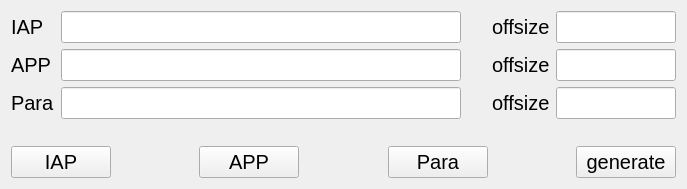
This is readbin/widget.ui in guanyuan2026/Qt-Creator as Qt 5 draws it before an edit. The edited form follows.
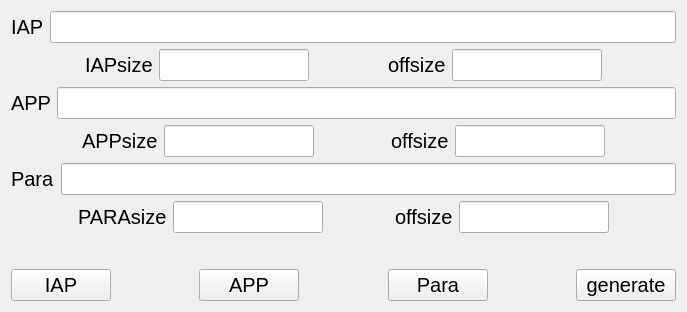
This is the edited form.

Diff of the .ui file:
```diff
--- a/readbin/widget.ui
+++ b/readbin/widget.ui
@@ -7,20 +7,33 @@
     <x>0</x>
     <y>0</y>
     <width>687</width>
-    <height>189</height>
+    <height>312</height>
    </rect>
   </property>
   <property name="windowTitle">
    <string>Widget</string>
   </property>
-  <layout class="QGridLayout" name="gridLayout_2">
+  <layout class="QGridLayout" name="gridLayout">
+   <item row="0" column="0">
+    <spacer name="verticalSpacer_2">
+     <property name="orientation">
+      <enum>Qt::Vertical</enum>
+     </property>
+     <property name="sizeHint" stdset="0">
+      <size>
+       <width>20</width>
+       <height>6</height>
+      </size>
+     </property>
+    </spacer>
+   </item>
    <item row="1" column="0" colspan="2">
-    <layout class="QVBoxLayout" name="verticalLayout_4">
-     <item>
-      <layout class="QHBoxLayout" name="horizontalLayout">
+    <layout class="QVBoxLayout" name="verticalLayout_2">
        <item>
         <layout class="QVBoxLayout" name="verticalLayout">
          <item>
+        <layout class="QHBoxLayout" name="horizontalLayout_5">
+         <item>
           <widget class="QLabel" name="label">
            <property name="font">
             <font>
@@ -33,34 +46,6 @@
           </widget>
          </item>
          <item>
-          <widget class="QLabel" name="label_2">
-           <property name="font">
-            <font>
-             <pointsize>15</pointsize>
-            </font>
-           </property>
-           <property name="text">
-            <string>APP</string>
-           </property>
-          </widget>
-         </item>
-         <item>
-          <widget class="QLabel" name="label_3">
-           <property name="font">
-            <font>
-             <pointsize>15</pointsize>
-            </font>
-           </property>
-           <property name="text">
-            <string>Para</string>
-           </property>
-          </widget>
-         </item>
-        </layout>
-       </item>
-       <item>
-        <layout class="QVBoxLayout" name="verticalLayout_2">
-         <item>
           <widget class="QLineEdit" name="iappathEdit">
            <property name="minimumSize">
             <size>
@@ -81,49 +66,61 @@
            </property>
           </widget>
          </item>
-         <item>
-          <widget class="QLineEdit" name="apppathEdit">
-           <property name="minimumSize">
-            <size>
-             <width>400</width>
-             <height>0</height>
-            </size>
-           </property>
-           <property name="font">
-            <font>
-             <pointsize>15</pointsize>
-            </font>
-           </property>
-           <property name="frame">
-            <bool>true</bool>
-           </property>
-           <property name="readOnly">
-            <bool>true</bool>
-           </property>
-          </widget>
-         </item>
-         <item>
-          <widget class="QLineEdit" name="parapathEdit">
-           <property name="minimumSize">
-            <size>
-             <width>400</width>
-             <height>0</height>
-            </size>
-           </property>
-           <property name="font">
-            <font>
-             <pointsize>15</pointsize>
-            </font>
-           </property>
-           <property name="frame">
-            <bool>true</bool>
-           </property>
-           <property name="readOnly">
-            <bool>true</bool>
-           </property>
-          </widget>
-         </item>
         </layout>
+       </item>
+       <item>
+        <layout class="QHBoxLayout" name="horizontalLayout">
+         <item>
+          <spacer name="horizontalSpacer_7">
+           <property name="orientation">
+            <enum>Qt::Horizontal</enum>
+           </property>
+           <property name="sizeHint" stdset="0">
+            <size>
+             <width>40</width>
+             <height>20</height>
+            </size>
+           </property>
+          </spacer>
+         </item>
+         <item>
+          <widget class="QLabel" name="label_7">
+           <property name="font">
+            <font>
+             <pointsize>15</pointsize>
+            </font>
+           </property>
+           <property name="text">
+            <string>IAPsize</string>
+           </property>
+          </widget>
+         </item>
+         <item>
+          <widget class="QLineEdit" name="iapsizeEdit">
+           <property name="minimumSize">
+            <size>
+             <width>150</width>
+             <height>0</height>
+            </size>
+           </property>
+           <property name="maximumSize">
+            <size>
+             <width>120</width>
+             <height>16777215</height>
+            </size>
+           </property>
+           <property name="font">
+            <font>
+             <pointsize>15</pointsize>
+            </font>
+           </property>
+           <property name="text">
+            <string/>
+           </property>
+           <property name="readOnly">
+            <bool>true</bool>
+           </property>
+          </widget>
        </item>
        <item>
         <spacer name="horizontalSpacer_2">
@@ -139,8 +136,6 @@
         </spacer>
        </item>
        <item>
-        <layout class="QGridLayout" name="gridLayout">
-         <item row="0" column="0">
           <widget class="QLabel" name="label_4">
            <property name="font">
             <font>
@@ -152,42 +147,119 @@
            </property>
           </widget>
          </item>
-         <item row="1" column="0">
-          <widget class="QLabel" name="label_6">
-           <property name="font">
-            <font>
-             <pointsize>15</pointsize>
-            </font>
-           </property>
-           <property name="text">
-            <string>offsize</string>
-           </property>
-          </widget>
-         </item>
-         <item row="2" column="0">
-          <widget class="QLabel" name="label_5">
-           <property name="font">
-            <font>
-             <pointsize>15</pointsize>
-            </font>
-           </property>
-           <property name="text">
-            <string>offsize</string>
-           </property>
-          </widget>
-         </item>
-        </layout>
-       </item>
-       <item>
-        <layout class="QVBoxLayout" name="verticalLayout_3">
          <item>
           <widget class="QLineEdit" name="iapoffsizeEdit">
            <property name="minimumSize">
             <size>
+             <width>150</width>
+             <height>0</height>
+            </size>
+           </property>
+           <property name="maximumSize">
+            <size>
              <width>120</width>
+             <height>16777215</height>
+            </size>
+           </property>
+           <property name="font">
+            <font>
+             <pointsize>15</pointsize>
+            </font>
+           </property>
+           <property name="readOnly">
+            <bool>true</bool>
+           </property>
+          </widget>
+         </item>
+         <item>
+          <spacer name="horizontalSpacer_8">
+           <property name="orientation">
+            <enum>Qt::Horizontal</enum>
+           </property>
+           <property name="sizeHint" stdset="0">
+            <size>
+             <width>40</width>
+             <height>20</height>
+            </size>
+           </property>
+          </spacer>
+         </item>
+        </layout>
+       </item>
+      </layout>
+     </item>
+     <item>
+      <layout class="QHBoxLayout" name="horizontalLayout_6">
+       <item>
+        <widget class="QLabel" name="label_2">
+         <property name="font">
+          <font>
+           <pointsize>15</pointsize>
+          </font>
+         </property>
+         <property name="text">
+          <string>APP</string>
+         </property>
+        </widget>
+       </item>
+       <item>
+        <widget class="QLineEdit" name="apppathEdit">
+         <property name="minimumSize">
+          <size>
+           <width>400</width>
              <height>0</height>
             </size>
            </property>
+         <property name="font">
+          <font>
+           <pointsize>15</pointsize>
+          </font>
+         </property>
+         <property name="frame">
+          <bool>true</bool>
+         </property>
+         <property name="readOnly">
+          <bool>true</bool>
+         </property>
+        </widget>
+       </item>
+      </layout>
+     </item>
+     <item>
+      <layout class="QHBoxLayout" name="horizontalLayout_3">
+       <item>
+        <spacer name="horizontalSpacer_11">
+         <property name="orientation">
+          <enum>Qt::Horizontal</enum>
+         </property>
+         <property name="sizeHint" stdset="0">
+          <size>
+           <width>40</width>
+           <height>20</height>
+          </size>
+         </property>
+        </spacer>
+       </item>
+       <item>
+        <widget class="QLabel" name="label_8">
+         <property name="font">
+          <font>
+           <pointsize>15</pointsize>
+          </font>
+         </property>
+         <property name="text">
+          <string>APPsize</string>
+         </property>
+        </widget>
+       </item>
+       <item>
+        <widget class="QLineEdit" name="appsizeEdit">
+         <property name="minimumSize">
+          <size>
+           <width>150</width>
+           <height>0</height>
+          </size>
+         </property>
            <property name="maximumSize">
             <size>
              <width>120</width>
@@ -199,19 +271,147 @@
              <pointsize>15</pointsize>
             </font>
            </property>
+         <property name="text">
+          <string/>
+         </property>
            <property name="readOnly">
             <bool>true</bool>
            </property>
           </widget>
          </item>
+       <item>
+        <spacer name="horizontalSpacer_5">
+         <property name="orientation">
+          <enum>Qt::Horizontal</enum>
+         </property>
+         <property name="sizeHint" stdset="0">
+          <size>
+           <width>40</width>
+           <height>20</height>
+          </size>
+         </property>
+        </spacer>
+       </item>
+       <item>
+        <widget class="QLabel" name="label_6">
+         <property name="font">
+          <font>
+           <pointsize>15</pointsize>
+          </font>
+         </property>
+         <property name="text">
+          <string>offsize</string>
+         </property>
+        </widget>
+       </item>
          <item>
           <widget class="QLineEdit" name="appoffsizeEdit">
            <property name="minimumSize">
             <size>
+           <width>150</width>
+           <height>0</height>
+          </size>
+         </property>
+         <property name="maximumSize">
+          <size>
              <width>120</width>
+           <height>16777215</height>
+          </size>
+         </property>
+         <property name="font">
+          <font>
+           <pointsize>15</pointsize>
+          </font>
+         </property>
+        </widget>
+       </item>
+       <item>
+        <spacer name="horizontalSpacer_10">
+         <property name="orientation">
+          <enum>Qt::Horizontal</enum>
+         </property>
+         <property name="sizeHint" stdset="0">
+          <size>
+           <width>40</width>
+           <height>20</height>
+          </size>
+         </property>
+        </spacer>
+       </item>
+      </layout>
+     </item>
+     <item>
+      <layout class="QHBoxLayout" name="horizontalLayout_7">
+       <item>
+        <widget class="QLabel" name="label_3">
+         <property name="font">
+          <font>
+           <pointsize>15</pointsize>
+          </font>
+         </property>
+         <property name="text">
+          <string>Para</string>
+         </property>
+        </widget>
+       </item>
+       <item>
+        <widget class="QLineEdit" name="parapathEdit">
+         <property name="minimumSize">
+          <size>
+           <width>400</width>
              <height>0</height>
             </size>
            </property>
+         <property name="font">
+          <font>
+           <pointsize>15</pointsize>
+          </font>
+         </property>
+         <property name="frame">
+          <bool>true</bool>
+         </property>
+         <property name="readOnly">
+          <bool>true</bool>
+         </property>
+        </widget>
+       </item>
+      </layout>
+     </item>
+     <item>
+      <layout class="QHBoxLayout" name="horizontalLayout_4">
+       <item>
+        <spacer name="horizontalSpacer_12">
+         <property name="orientation">
+          <enum>Qt::Horizontal</enum>
+         </property>
+         <property name="sizeHint" stdset="0">
+          <size>
+           <width>40</width>
+           <height>20</height>
+          </size>
+         </property>
+        </spacer>
+       </item>
+       <item>
+        <widget class="QLabel" name="label_9">
+         <property name="font">
+          <font>
+           <pointsize>15</pointsize>
+          </font>
+         </property>
+         <property name="text">
+          <string>PARAsize</string>
+         </property>
+        </widget>
+       </item>
+       <item>
+        <widget class="QLineEdit" name="parasizeEdit">
+         <property name="minimumSize">
+          <size>
+           <width>150</width>
+           <height>0</height>
+          </size>
+         </property>
            <property name="maximumSize">
             <size>
              <width>120</width>
@@ -222,6 +422,37 @@
             <font>
              <pointsize>15</pointsize>
             </font>
+         </property>
+         <property name="text">
+          <string/>
+         </property>
+         <property name="readOnly">
+          <bool>true</bool>
+         </property>
+        </widget>
+       </item>
+       <item>
+        <spacer name="horizontalSpacer_6">
+         <property name="orientation">
+          <enum>Qt::Horizontal</enum>
+         </property>
+         <property name="sizeHint" stdset="0">
+          <size>
+           <width>40</width>
+           <height>20</height>
+          </size>
+         </property>
+        </spacer>
+       </item>
+       <item>
+        <widget class="QLabel" name="label_5">
+         <property name="font">
+          <font>
+           <pointsize>15</pointsize>
+          </font>
+         </property>
+         <property name="text">
+          <string>offsize</string>
            </property>
           </widget>
          </item>
@@ -229,7 +460,7 @@
           <widget class="QLineEdit" name="paraoffsizeEdit">
            <property name="minimumSize">
             <size>
-             <width>120</width>
+           <width>150</width>
              <height>0</height>
             </size>
            </property>
@@ -246,11 +477,24 @@
            </property>
           </widget>
          </item>
-        </layout>
-       </item>
-      </layout>
-     </item>
      <item>
+        <spacer name="horizontalSpacer_9">
+         <property name="orientation">
+          <enum>Qt::Horizontal</enum>
+         </property>
+         <property name="sizeHint" stdset="0">
+          <size>
+           <width>40</width>
+           <height>20</height>
+          </size>
+         </property>
+        </spacer>
+       </item>
+      </layout>
+     </item>
+    </layout>
+   </item>
+   <item row="2" column="0" colspan="2">
       <spacer name="verticalSpacer">
        <property name="orientation">
         <enum>Qt::Vertical</enum>
@@ -263,7 +507,7 @@
        </property>
       </spacer>
      </item>
-     <item>
+   <item row="3" column="0" colspan="2">
       <layout class="QHBoxLayout" name="horizontalLayout_2">
        <item>
         <widget class="QPushButton" name="iapBt">
@@ -378,22 +622,7 @@
        </item>
       </layout>
      </item>
-    </layout>
-   </item>
-   <item row="0" column="0">
-    <spacer name="verticalSpacer_2">
-     <property name="orientation">
-      <enum>Qt::Vertical</enum>
-     </property>
-     <property name="sizeHint" stdset="0">
-      <size>
-       <width>20</width>
-       <height>6</height>
-      </size>
-     </property>
-    </spacer>
-   </item>
-   <item row="2" column="1">
+   <item row="4" column="1">
     <spacer name="verticalSpacer_3">
      <property name="orientation">
       <enum>Qt::Vertical</enum>
```
Left out of the diff: 16 changed lines with no effect on the pictures. Lines whose indentation alone changed are shown as unchanged.
